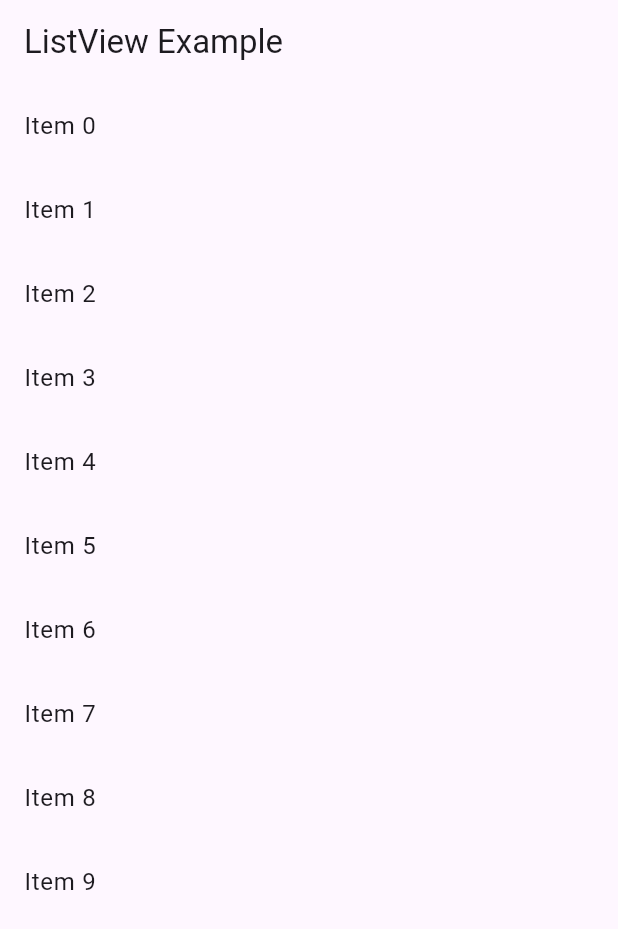
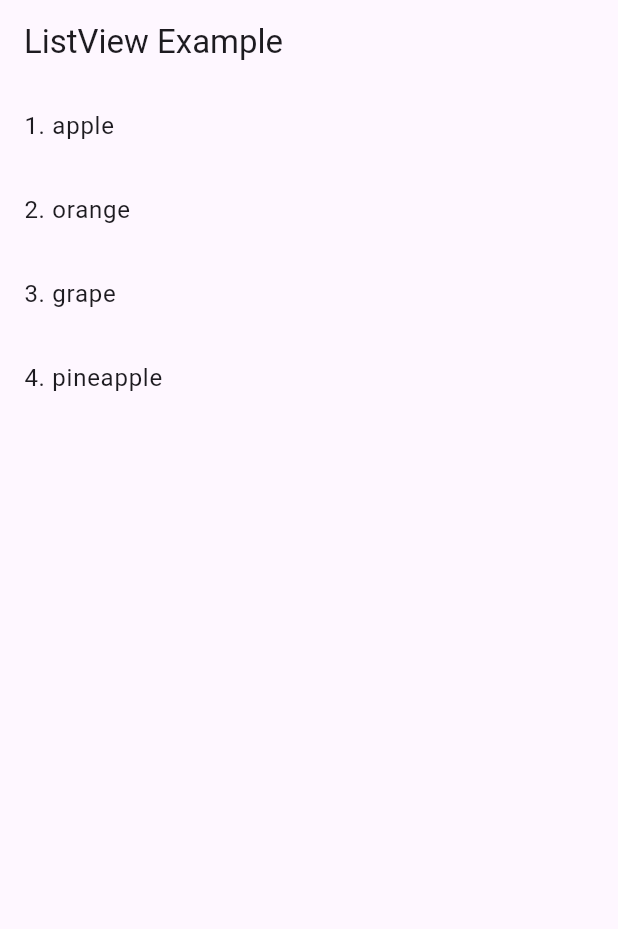
Before and after one commit to Jathu23/First-Flutter-Project, a Flutter app: the screen it shows after launch, on a phone screen of 412 x 824 dp. Shown: the top 929 px of the screen. Run offline on Flutter 3.47's test engine with Material 3 defaults, Android fonts, the phone set to English and light mode, and no system bars.

Commit message:
ListViewbuilder example

```diff
--- a/lib/main.dart
+++ b/lib/main.dart
@@ -11,6 +11,7 @@ class Counter extends StatefulWidget {
 
 class _CounterState extends State<Counter> {
   int _counter = 0;
+  List<String> samplelist = ["apple", "orange", "grape", "pineapple"];
 
   @override
   Widget build(BuildContext context) {
@@ -18,11 +19,11 @@ class _CounterState extends State<Counter> {
       appBar: AppBar(title: Text('ListView Example')),
       body: Center(
         child: ListView.builder(
-          itemCount: 10,
+          itemCount: samplelist.length,
           itemBuilder: (context, index) {
 
             return ListTile(
-              title: Text("Item $index"),
+              title: Text('${index + 1}. ${samplelist[index]}'),
             );
           },
         ),
```
